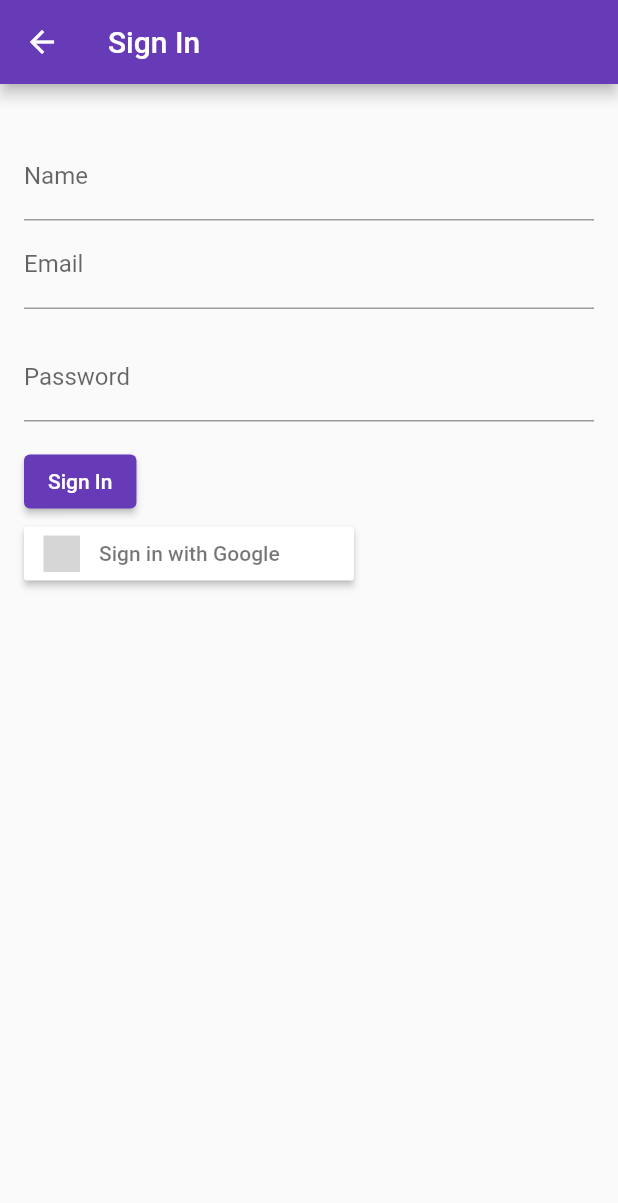
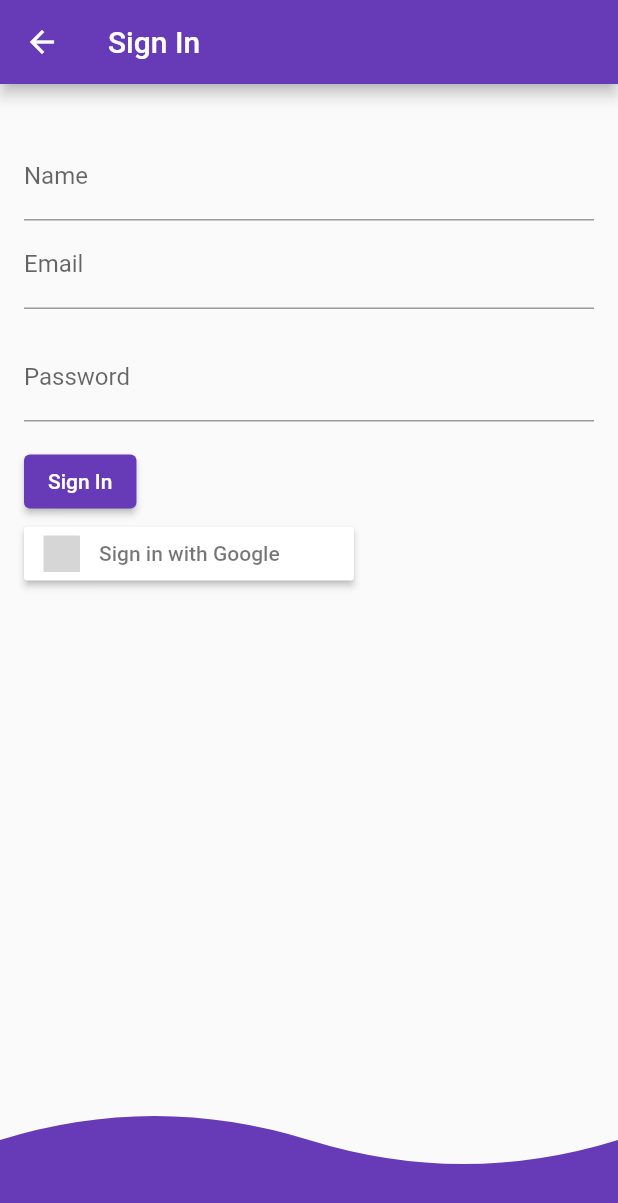
Before and after one commit to paulbryche/NEBULA-web-admin-panel, a Flutter app: the screen it shows after launch, after a tap on "Sign in Here!", on a phone screen of 412 x 824 dp. Shown: the top 1203 px of the screen. Run offline on Flutter 3.47's test engine with Material 2 defaults, Android fonts, the phone set to English and light mode, and no system bars; our stand-ins replace cloud_firestore, firebase_auth, firebase_core, flutter_signin_button, google_sign_in, shared_preferences; accounts and stored records are empty; grey boxes are pictures that could not be loaded.

Commit message:
[*]Cean Curve Painter and 'User' screen

```diff
--- a/lib/LoginPage.dart
+++ b/lib/LoginPage.dart
@@ -7,6 +7,8 @@ import 'package:shared_preferences/shared_preferences.dart';
 
 import 'Services/Logs.dart';
 import 'Services/PopUp.dart';
+
+import 'Services/CustomPainter.dart';
 
 import 'TeamMembers.dart';
 import 'SignUpPage.dart';
@@ -202,27 +204,3 @@ class _LoginPageState extends State<LoginPage> {
     ));
   }
 }
-
-class CurvePainter extends CustomPainter {
-  @override
-  void paint(Canvas canvas, Size size) {
-    var paint = Paint();
-    paint.color = Colors.deepPurple;
-    paint.style = PaintingStyle.fill;
-
-    var path = Path();
-
-    path.moveTo(0, size.height * 0.9167);
-    path.quadraticBezierTo(size.width * 0.25, size.height * 0.875, size.width * 0.5, size.height * 0.9167);
-    path.quadraticBezierTo(size.width * 0.75, size.height * 0.9584, size.width * 1.0, size.height * 0.9167);
-    path.lineTo(size.width, size.height);
-    path.lineTo(0, size.height);
-
-    canvas.drawPath(path, paint);
-  }
-
-  @override
-  bool shouldRepaint(CustomPainter oldDelegate) {
-    return true;
-  }
-}
--- /dev/null
+++ b/lib/Services/CustomPainter.dart
@@ -0,0 +1,25 @@
+import 'package:flutter/material.dart';
+
+class CurvePainter extends CustomPainter {
+  @override
+  void paint(Canvas canvas, Size size) {
+    var paint = Paint();
+    paint.color = Colors.deepPurple;
+    paint.style = PaintingStyle.fill;
+
+    var path = Path();
+
+    path.moveTo(0, size.height * 0.9167);
+    path.quadraticBezierTo(size.width * 0.25, size.height * 0.875, size.width * 0.5, size.height * 0.9167);
+    path.quadraticBezierTo(size.width * 0.75, size.height * 0.9584, size.width * 1.0, size.height * 0.9167);
+    path.lineTo(size.width, size.height);
+    path.lineTo(0, size.height);
+
+    canvas.drawPath(path, paint);
+  }
+
+  @override
+  bool shouldRepaint(CustomPainter oldDelegate) {
+    return true;
+  }
+}
--- a/lib/SignUpPage.dart
+++ b/lib/SignUpPage.dart
@@ -5,6 +5,7 @@ import 'package:cloud_firestore/cloud_firestore.dart';
 import 'package:flutter_signin_button/flutter_signin_button.dart';
 import 'package:google_sign_in/google_sign_in.dart';
 
+import 'Services/CustomPainter.dart';
 import 'Classes.dart';
 
 class SignUpPage extends StatefulWidget {
@@ -116,7 +117,10 @@ class _SignUpPageState extends State<SignUpPage> {
         appBar: AppBar(
           title: const Text('Sign In'),
         ),
-      body: Padding(
+        body:
+        CustomPaint(
+          painter: CurvePainter(),
+          child: Padding(
             padding: const EdgeInsets.all(16.0),
             child: Form(
               key: _formKey,
@@ -182,6 +186,6 @@ class _SignUpPageState extends State<SignUpPage> {
               ),
             ),
           ),
-    );
+        ));
   }
 }
```
Also changed, not shown: lib/AdminPage.dart (+1 -28 lines), lib/FreeUsersPage.dart (+8 -59 lines), lib/TeamMembers.dart (+6 -59 lines), lib/UserPage.dart (added, +40 -0 lines). Lines whose indentation alone changed are shown as unchanged.
